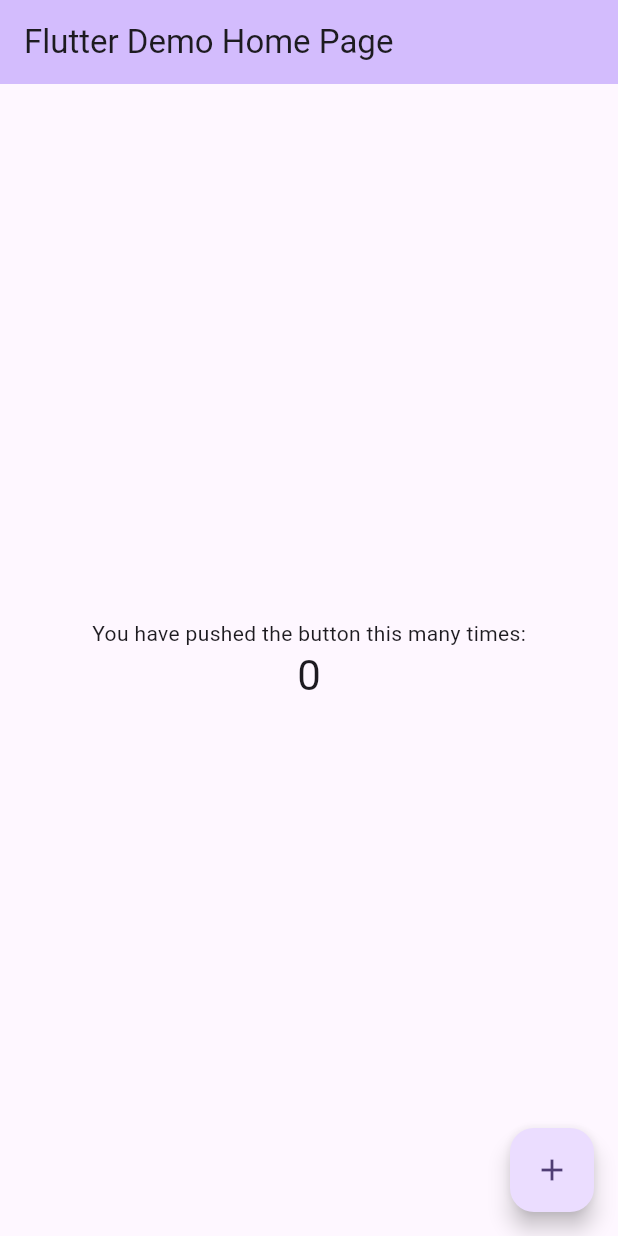
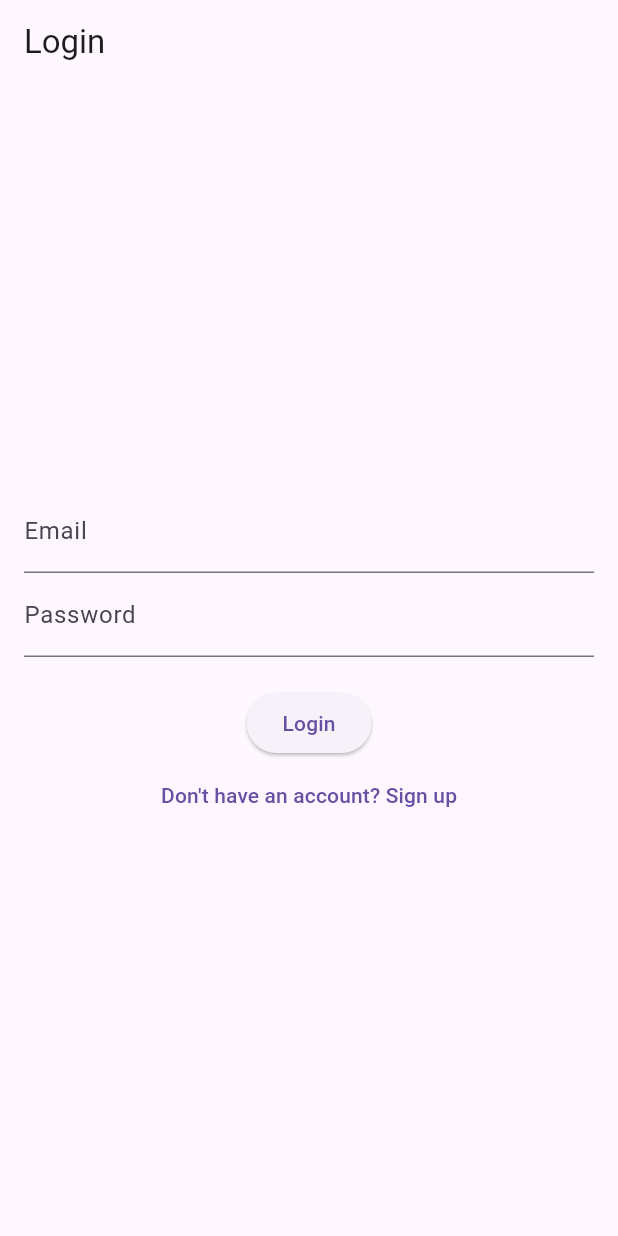
Before and after one commit to SHUBHANKARPOLYGON/fintrack_revised, a Flutter app: the screen it shows after launch, on a phone screen of 412 x 824 dp. Run offline on Flutter 3.47's test engine with Material 3 defaults, Android fonts, the phone set to English and light mode, and no system bars; our stand-ins replace firebase_auth, firebase_core; accounts and stored records are empty.

Commit message:
login_signup

```diff
--- a/lib/main.dart
+++ b/lib/main.dart
@@ -1,122 +1,19 @@
 import 'package:flutter/material.dart';
+import 'package:firebase_core/firebase_core.dart';
+import 'screens/login_screen.dart';
 
-void main() {
-  runApp(const MyApp());
+void main() async {
+  WidgetsFlutterBinding.ensureInitialized();
+  await Firebase.initializeApp();
+  runApp(MyApp());
 }
 
 class MyApp extends StatelessWidget {
-  const MyApp({super.key});
-
-  // This widget is the root of your application.
   @override
   Widget build(BuildContext context) {
     return MaterialApp(
-      title: 'Flutter Demo',
-      theme: ThemeData(
-        // This is the theme of your application.
-        //
-        // TRY THIS: Try running your application with "flutter run". You'll see
-        // the application has a purple toolbar. Then, without quitting the app,
-        // try changing the seedColor in the colorScheme below to Colors.green
-        // and then invoke "hot reload" (save your changes or press the "hot
-        // reload" button in a Flutter-supported IDE, or press "r" if you used
-        // the command line to start the app).
-        //
-        // Notice that the counter didn't reset back to zero; the application
-        // state is not lost during the reload. To reset the state, use hot
-        // restart instead.
-        //
-        // This works for code too, not just values: Most code changes can be
-        // tested with just a hot reload.
-        colorScheme: ColorScheme.fromSeed(seedColor: Colors.deepPurple),
-      ),
-      home: const MyHomePage(title: 'Flutter Demo Home Page'),
+      debugShowCheckedModeBanner: false,
+      home: LoginScreen(),
     );
   }
 }
-
-class MyHomePage extends StatefulWidget {
-  const MyHomePage({super.key, required this.title});
-
-  // This widget is the home page of your application. It is stateful, meaning
-  // that it has a State object (defined below) that contains fields that affect
-  // how it looks.
-
-  // This class is the configuration for the state. It holds the values (in this
-  // case the title) provided by the parent (in this case the App widget) and
-  // used by the build method of the State. Fields in a Widget subclass are
-  // always marked "final".
-
-  final String title;
-
-  @override
-  State<MyHomePage> createState() => _MyHomePageState();
-}
-
-class _MyHomePageState extends State<MyHomePage> {
-  int _counter = 0;
-
-  void _incrementCounter() {
-    setState(() {
-      // This call to setState tells the Flutter framework that something has
-      // changed in this State, which causes it to rerun the build method below
-      // so that the display can reflect the updated values. If we changed
-      // _counter without calling setState(), then the build method would not be
-      // called again, and so nothing would appear to happen.
-      _counter++;
-    });
-  }
-
-  @override
-  Widget build(BuildContext context) {
-    // This method is rerun every time setState is called, for instance as done
-    // by the _incrementCounter method above.
-    //
-    // The Flutter framework has been optimized to make rerunning build methods
-    // fast, so that you can just rebuild anything that needs updating rather
-    // than having to individually change instances of widgets.
-    return Scaffold(
-      appBar: AppBar(
-        // TRY THIS: Try changing the color here to a specific color (to
-        // Colors.amber, perhaps?) and trigger a hot reload to see the AppBar
-        // change color while the other colors stay the same.
-        backgroundColor: Theme.of(context).colorScheme.inversePrimary,
-        // Here we take the value from the MyHomePage object that was created by
-        // the App.build method, and use it to set our appbar title.
-        title: Text(widget.title),
-      ),
-      body: Center(
-        // Center is a layout widget. It takes a single child and positions it
-        // in the middle of the parent.
-        child: Column(
-          // Column is also a layout widget. It takes a list of children and
-          // arranges them vertically. By default, it sizes itself to fit its
-          // children horizontally, and tries to be as tall as its parent.
-          //
-          // Column has various properties to control how it sizes itself and
-          // how it positions its children. Here we use mainAxisAlignment to
-          // center the children vertically; the main axis here is the vertical
-          // axis because Columns are vertical (the cross axis would be
-          // horizontal).
-          //
-          // TRY THIS: Invoke "debug painting" (choose the "Toggle Debug Paint"
-          // action in the IDE, or press "p" in the console), to see the
-          // wireframe for each widget.
-          mainAxisAlignment: MainAxisAlignment.center,
-          children: <Widget>[
-            const Text('You have pushed the button this many times:'),
-            Text(
-              '$_counter',
-              style: Theme.of(context).textTheme.headlineMedium,
-            ),
-          ],
-        ),
-      ),
-      floatingActionButton: FloatingActionButton(
-        onPressed: _incrementCounter,
-        tooltip: 'Increment',
-        child: const Icon(Icons.add),
-      ), // This trailing comma makes auto-formatting nicer for build methods.
-    );
-  }
-}
--- /dev/null
+++ b/lib/screens/login_screen.dart
@@ -0,0 +1,67 @@
+import 'package:flutter/material.dart';
+import 'package:firebase_auth/firebase_auth.dart';
+import 'signup_screen.dart';
+import 'home_screen.dart';
+
+class LoginScreen extends StatefulWidget {
+  @override
+  _LoginScreenState createState() => _LoginScreenState();
+}
+
+class _LoginScreenState extends State<LoginScreen> {
+  final FirebaseAuth _auth = FirebaseAuth.instance;
+  final TextEditingController _emailController = TextEditingController();
+  final TextEditingController _passwordController = TextEditingController();
+
+  Future<void> _login() async {
+    try {
+      await _auth.signInWithEmailAndPassword(
+        email: _emailController.text,
+        password: _passwordController.text,
+      );
+      Navigator.pushReplacement(
+        context,
+        MaterialPageRoute(builder: (context) => HomeScreen()),
+      );
+    } catch (e) {
+      ScaffoldMessenger.of(context).showSnackBar(
+        SnackBar(content: Text("Login Failed: ${e.toString()}")),
+      );
+    }
+  }
+
+  @override
+  Widget build(BuildContext context) {
+    return Scaffold(
+      appBar: AppBar(title: Text("Login")),
+      body: Padding(
+        padding: EdgeInsets.all(16.0),
+        child: Column(
+          mainAxisAlignment: MainAxisAlignment.center,
+          children: [
+            TextField(
+              controller: _emailController,
+              decoration: InputDecoration(labelText: "Email"),
+            ),
+            TextField(
+              controller: _passwordController,
+              decoration: InputDecoration(labelText: "Password"),
+              obscureText: true,
+            ),
+            SizedBox(height: 20),
+            ElevatedButton(onPressed: _login, child: Text("Login")),
+            TextButton(
+              onPressed: () {
+                Navigator.push(
+                  context,
+                  MaterialPageRoute(builder: (context) => SignupScreen()),
+                );
+              },
+              child: Text("Don't have an account? Sign up"),
+            ),
+          ],
+        ),
+      ),
+    );
+  }
+}
--- /dev/null
+++ b/lib/services/auth_service.dart
@@ -0,0 +1,35 @@
+import 'package:firebase_auth/firebase_auth.dart';
+
+class AuthService {
+  final FirebaseAuth _auth = FirebaseAuth.instance;
+
+  Future<User?> login(String email, String password) async {
+    try {
+      UserCredential userCredential = await _auth.signInWithEmailAndPassword(
+        email: email,
+        password: password,
+      );
+      return userCredential.user;
+    } catch (e) {
+      print("Login Error: $e");
+      return null;
+    }
+  }
+
+  Future<User?> signup(String email, String password) async {
+    try {
+      UserCredential userCredential = await _auth.createUserWithEmailAndPassword(
+        email: email,
+        password: password,
+      );
+      return userCredential.user;
+    } catch (e) {
+      print("Signup Error: $e");
+      return null;
+    }
+  }
+
+  Future<void> logout() async {
+    await _auth.signOut();
+  }
+}
--- a/pubspec.yaml
+++ b/pubspec.yaml
@@ -34,6 +34,8 @@ dependencies:
   # The following adds the Cupertino Icons font to your application.
   # Use with the CupertinoIcons class for iOS style icons.
   cupertino_icons: ^1.0.8
+  firebase_core: ^3.13.0
+  firebase_auth: ^5.5.2
 
 dev_dependencies:
   flutter_test:
```
Also changed, not shown: lib/screens/home_screen.dart (added, +11 -0 lines), lib/screens/signup_screen.dart (added, +63 -0 lines), lib/widgets/custom_button.dart (added, +16 -0 lines), lib/widgets/custom_text_field.dart (added, +18 -0 lines), pubspec.lock, 4 other files.
